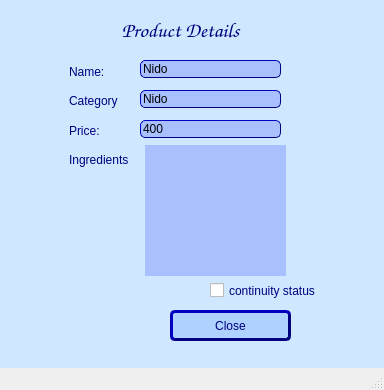
Above: Code-Connection/Screens/30 Customer View Products.ui from ElyanAli/DairyPro before the change. Below: the same form after it.
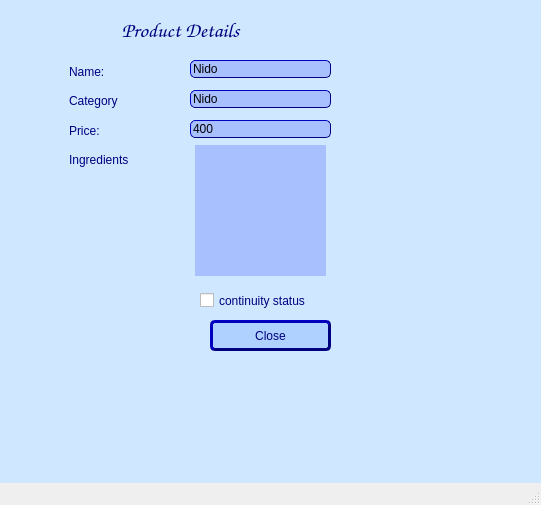
That is the form after the change.

Diff of the .ui file:
```diff
--- a/Code-Connection/Screens/30 Customer View Products.ui
+++ b/Code-Connection/Screens/30 Customer View Products.ui
@@ -6,8 +6,8 @@
    <rect>
     <x>0</x>
     <y>0</y>
-    <width>384</width>
-    <height>390</height>
+    <width>541</width>
+    <height>505</height>
    </rect>
   </property>
   <property name="windowTitle">
@@ -17,9 +17,9 @@
    <widget class="QCheckBox" name="cont_stat">
     <property name="geometry">
      <rect>
-      <x>210</x>
-      <y>280</y>
-      <width>121</width>
+      <x>200</x>
+      <y>290</y>
+      <width>141</width>
       <height>21</height>
      </rect>
     </property>
@@ -37,7 +37,7 @@
      <rect>
       <x>69</x>
       <y>60</y>
-      <width>66</width>
+      <width>111</width>
       <height>111</height>
      </rect>
     </property>
@@ -98,8 +98,8 @@
    <widget class="QPushButton" name="closeButton">
     <property name="geometry">
      <rect>
-      <x>170</x>
-      <y>310</y>
+      <x>210</x>
+      <y>320</y>
       <width>121</width>
       <height>31</height>
      </rect>
@@ -171,7 +171,7 @@
    <widget class="QLineEdit" name="name">
     <property name="geometry">
      <rect>
-      <x>140</x>
+      <x>190</x>
       <y>60</y>
       <width>141</width>
       <height>18</height>
@@ -191,7 +191,7 @@
    <widget class="QLineEdit" name="price">
     <property name="geometry">
      <rect>
-      <x>140</x>
+      <x>190</x>
       <y>120</y>
       <width>141</width>
       <height>18</height>
@@ -211,9 +211,9 @@
    <widget class="QTableWidget" name="booksTableWidget">
     <property name="geometry">
      <rect>
-      <x>140</x>
+      <x>190</x>
       <y>140</y>
-      <width>151</width>
+      <width>141</width>
       <height>141</height>
      </rect>
     </property>
@@ -252,7 +252,7 @@
    <widget class="QLineEdit" name="category">
     <property name="geometry">
      <rect>
-      <x>140</x>
+      <x>190</x>
       <y>90</y>
       <width>141</width>
       <height>18</height>
```
Left out of the diff: 4 changed lines with no effect on the pictures.
